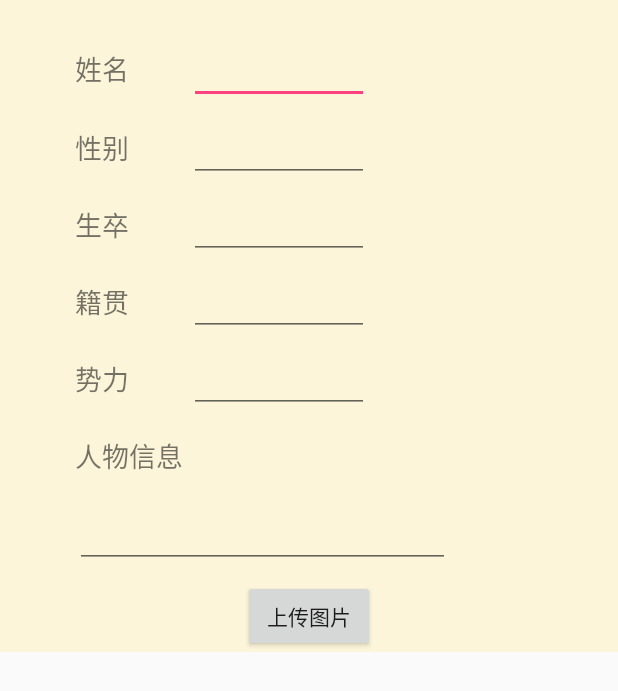
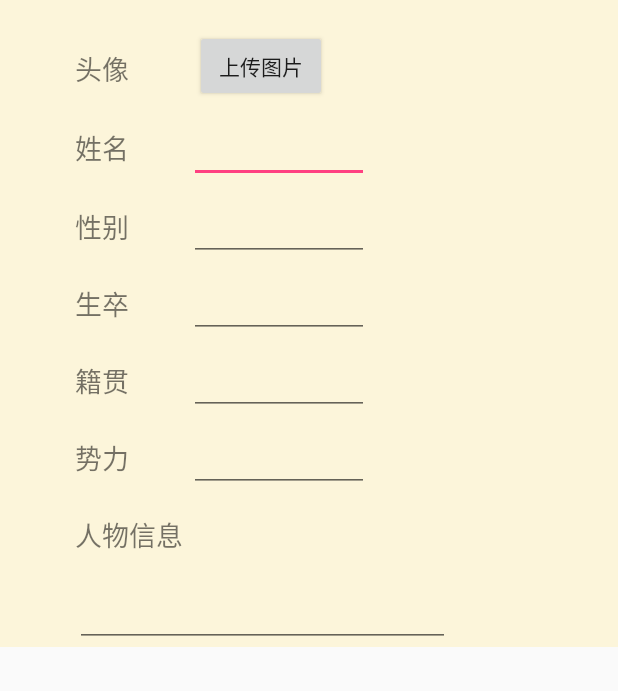
Before and after one commit to LEOch007/NationsApp, an Android app: the layout dialog_add.xml on its own in the app's theme, with its tools: preview values and no code run, on a phone screen of 412 x 824 dp. Shown: the top 691 px of the screen. Run offline under Robolectric (Android 15) with nearby library versions, the phone set to English and light mode, and no system bars.

Commit message:
搜索软键盘监听回车； 更改上传界面UI；

```diff
--- a/app/src/main/java/com/gy/linjliang/nationsapp/Info.java
+++ b/app/src/main/java/com/gy/linjliang/nationsapp/Info.java
@@ -18,7 +18,6 @@ public class Info implements Serializable {
     private int flag; //加入收藏夹标记
     private String imagepath; //上传的图片路径
 
-    //todo String imagepath
     public Info(int index,String name, String sex, String live, String place,String nation,String information,int id,int flag) {
         this.imageindex = index;
         this.name = name;
--- a/app/src/main/java/com/gy/linjliang/nationsapp/MainActivity.java
+++ b/app/src/main/java/com/gy/linjliang/nationsapp/MainActivity.java
@@ -83,6 +83,7 @@ public class MainActivity extends AppCompatActivity implements View.OnClickListe
             }
         });
 
+        // 打开用户帮助
         final ImageView user_help = (ImageView) findViewById(R.id.user_help);
 
         ImageView getHelp = (ImageView) findViewById(R.id.getHelp);
@@ -92,7 +93,6 @@ public class MainActivity extends AppCompatActivity implements View.OnClickListe
                 user_help.setVisibility(View.VISIBLE);
             }
         });
-
         user_help.setOnClickListener(new View.OnClickListener(){
             @Override
             public void onClick(View view){
--- a/app/src/main/res/layout/dialog_add.xml
+++ b/app/src/main/res/layout/dialog_add.xml
@@ -11,17 +11,27 @@
         android:layout_width="match_parent"
         android:layout_height="match_parent">
 
+        <TextView
+            android:id="@+id/avatar"
+            android:layout_width="wrap_content"
+            android:layout_height="wrap_content"
+            android:text="头像"
+            android:textSize="18sp"
+            android:layout_marginLeft="50dp"
+            app:layout_constraintLeft_toLeftOf="parent"
+            android:layout_marginStart="50dp"
+            app:layout_constraintTop_toTopOf="parent"
+            android:layout_marginTop="32dp" />
+
         <Button
             android:layout_width="wrap_content"
             android:layout_height="wrap_content"
             android:text="上传图片"
             android:id="@+id/upbutton"
-            android:layout_marginTop="8dp"
-            app:layout_constraintTop_toBottomOf="@+id/dialog_information"
-            android:layout_marginLeft="8dp"
-            app:layout_constraintLeft_toLeftOf="parent"
-            android:layout_marginRight="8dp"
-            app:layout_constraintRight_toRightOf="parent" />
+            android:layout_marginStart="80dp"
+            app:layout_constraintLeft_toLeftOf="@id/avatar"
+            app:layout_constraintTop_toTopOf="parent"
+            android:layout_marginTop="20dp"/>
 
         <TextView
             android:id="@+id/text_name"
@@ -29,11 +39,10 @@
             android:layout_height="wrap_content"
             android:text="姓名"
             android:textSize="18sp"
-            android:layout_marginLeft="50dp"
-            app:layout_constraintLeft_toLeftOf="parent"
-            android:layout_marginStart="50dp"
-            app:layout_constraintTop_toTopOf="parent"
-            android:layout_marginTop="32dp" />
+            app:layout_constraintLeft_toLeftOf="@+id/avatar"
+            android:layout_marginTop="25dp"
+            app:layout_constraintTop_toBottomOf="@+id/avatar" />
+
         <EditText
             android:id="@+id/dialog_name"
             android:layout_width="120dp"
```
Also changed, not shown: app/src/main/java/com/gy/linjliang/nationsapp/InfoList.java (+29 -0 lines).
